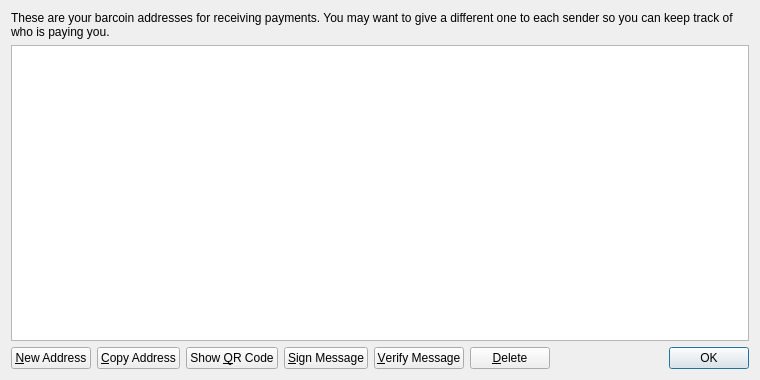
Before: the Qt Designer form src/qt/forms/addressbookpage.ui in iscoin/interstellarcoin, drawn with Qt 5.
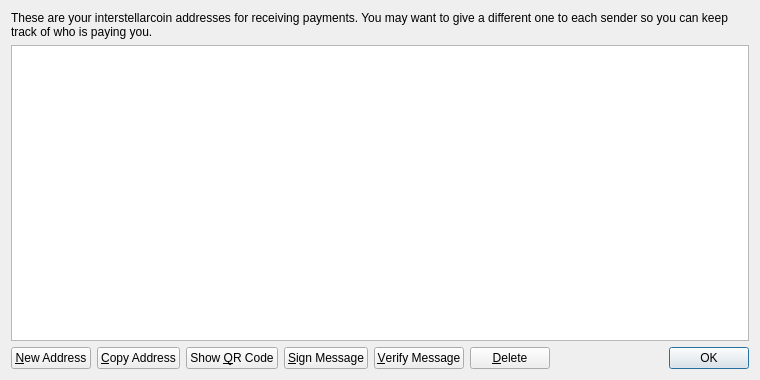
After: the same form once the commit is applied. Icons and pictures are not drawn.

What changed in the file:
```diff
--- a/src/qt/forms/addressbookpage.ui
+++ b/src/qt/forms/addressbookpage.ui
@@ -17,7 +17,7 @@
    <item>
     <widget class="QLabel" name="labelExplanation">
      <property name="text">
-      <string>These are your barcoin addresses for receiving payments. You may want to give a different one to each sender so you can keep track of who is paying you.</string>
+      <string>These are your interstellarcoin addresses for receiving payments. You may want to give a different one to each sender so you can keep track of who is paying you.</string>
      </property>
      <property name="textFormat">
       <enum>Qt::PlainText</enum>
```
